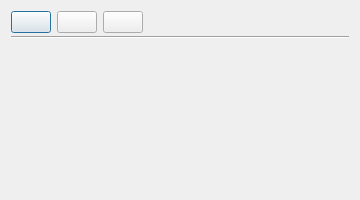
copasi/COPASI, file copasi/UI/CQProgressDialog.ui: the form before one commit.
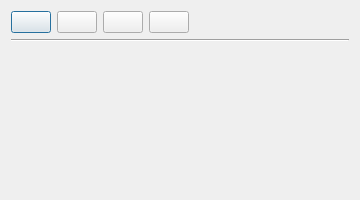
The form after the commit.

Commit message: Bug 3034: Statistics for stopped tasks, kill interrupts statistics.

```diff
--- a/copasi/UI/CQProgressDialog.ui
+++ b/copasi/UI/CQProgressDialog.ui
@@ -50,12 +50,9 @@
   <property name="windowTitle">
    <string>COPASI Progress Dialog</string>
   </property>
-  <layout class="QVBoxLayout">
-   <property name="spacing">
-    <number>3</number>
-   </property>
+  <layout class="QVBoxLayout" name="verticalLayout">
    <item>
-    <layout class="QHBoxLayout">
+    <layout class="QHBoxLayout" name="horizontalLayout">
      <item>
       <widget class="QPushButton" name="mpBtnPause">
        <property name="sizePolicy">
@@ -95,6 +92,19 @@
        </property>
       </widget>
      </item>
+     <item>
+      <widget class="QPushButton" name="mpBtnKill">
+       <property name="sizePolicy">
+        <sizepolicy hsizetype="Fixed" vsizetype="Fixed">
+         <horstretch>0</horstretch>
+         <verstretch>0</verstretch>
+        </sizepolicy>
+       </property>
+       <property name="text">
+        <string/>
+       </property>
+      </widget>
+     </item>
      <item>
       <spacer name="mpBtnSpacer">
        <property name="orientation">
```
Left out of the diff: 17 changed lines with no effect on the pictures. Lines whose indentation alone changed are shown as unchanged. The commit also changes 12 other files.
